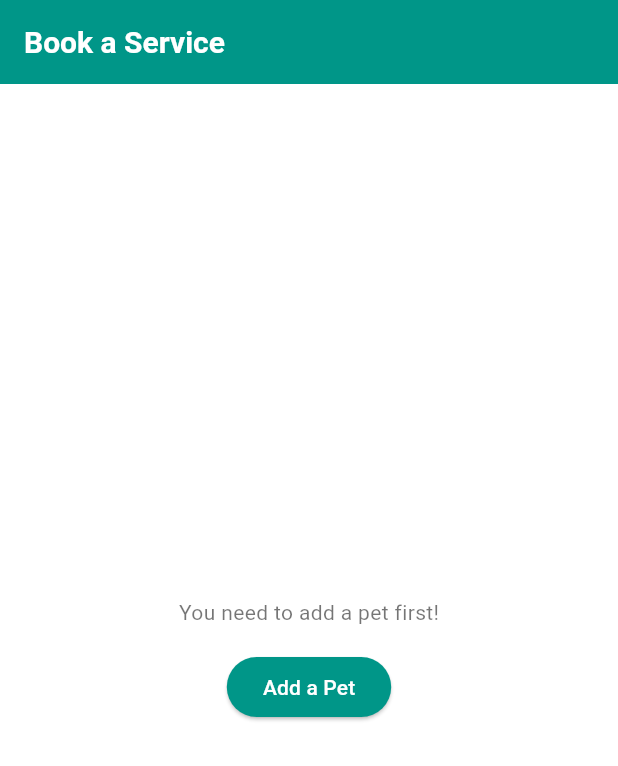
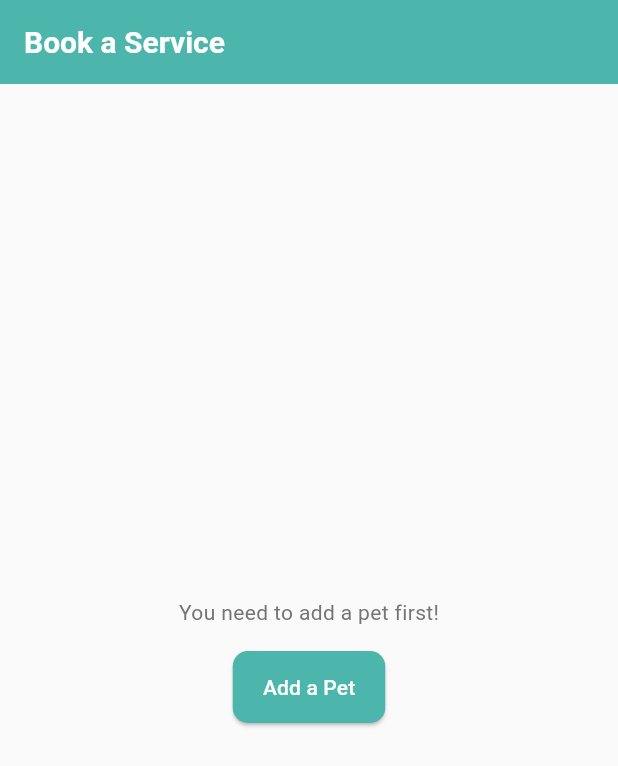
Before and after one commit to AMuthua/pawpal_1_0, a Flutter app: the BookServiceScreen screen opened by its route, on a phone screen of 412 x 824 dp. Shown: the top 766 px of the screen. Run offline on Flutter 3.47's test engine with Material 3 defaults, Android fonts, the phone set to English and light mode, and no system bars; our stand-ins replace email_validator, flutter_dotenv, go_router, shared_preferences, supabase_flutter; accounts and stored records are empty.

Commit message:
Update to UI

```diff
--- a/lib/theme/app_themes.dart
+++ b/lib/theme/app_themes.dart
@@ -2,116 +2,173 @@
 import 'package:flutter/material.dart';
 
 class AppThemes {
+  // Define our new calming primary color for Light Theme
+  // This is a custom muted blue-green/seafoam color
+  static const Color _lightPrimaryColor = Color(0xFF80CBC4); // A soft, calming teal/mint
+  static const Color _lightPrimaryColorDarker = Color(0xFF4DB6AC); // A slightly darker shade for primary in light theme
+
+  // Define our new primary color for Dark Theme
+  static const Color _darkPrimaryColor = Color(0xFF00796B); // A deep, rich teal for dark mode
+
+  // Define our new calming secondary/accent color for Light Theme
+  static const Color _lightSecondaryColor = Color(0xFFFFCC80); // A soft, muted amber/peach
+  // Define our new secondary/accent color for Dark Theme
+  static const Color _darkSecondaryColor = Color(0xFFFFF176); // A slightly brighter amber for dark mode
+
   // Light Theme
   static final ThemeData lightTheme = ThemeData(
     brightness: Brightness.light,
-    primaryColor: Colors.teal, // Your app's primary color
-    // accentColor: Colors.deepOrangeAccent, // Deprecated in newer Flutter versions, use colorScheme.secondary
+    // Use Material 3 theming for modern components
+    useMaterial3: true,
+
+    // Define the primary color directly for widgets that might still use it
+    primaryColor: _lightPrimaryColorDarker,
+
+    // Define the main ColorScheme for light mode
     colorScheme: ColorScheme.light(
-      primary: Colors.teal,
-      secondary: Colors.deepOrangeAccent, // Accent color
-      onPrimary: Colors.white, // Text/icon color on primary
-      onSecondary: Colors.white, // Text/icon color on secondary
-      surface: Colors.white, // Card, dialog backgrounds
-      onSurface: Colors.black87, // Text/icon color on surface
-      background: Colors.white, // Scaffold background
-      onBackground: Colors.black87, // Text/icon color on background
+      primary: _lightPrimaryColorDarker, // Main accent color for key elements
+      onPrimary: Colors.white, // Text/icons on primary color
+      secondary: _lightSecondaryColor, // Complementary accent color
+      onSecondary: Colors.black87, // Text/icons on secondary color
+      surface: Colors.white, // Background for cards, sheets, dialogs
+      onSurface: Colors.black87, // Text/icons on surface
+      background: Colors.grey[50]!, // A very subtle off-white for main background
+      onBackground: Colors.black87, // Text/icons on background
       error: Colors.red,
       onError: Colors.white,
     ),
-    scaffoldBackgroundColor: Colors.white,
-    appBarTheme: const AppBarTheme(
-      color: Colors.teal, // AppBar background color
+    scaffoldBackgroundColor: Colors.grey[50], // Very light grey background
+
+    appBarTheme: AppBarTheme(
+      color: _lightPrimaryColorDarker, // AppBar background color
       foregroundColor: Colors.white, // AppBar title/icon color
-      iconTheme: IconThemeData(color: Colors.white),
-      titleTextStyle: TextStyle(color: Colors.white, fontSize: 20, fontWeight: FontWeight.bold),
+      iconTheme: const IconThemeData(color: Colors.white),
+      titleTextStyle: const TextStyle(color: Colors.white, fontSize: 20, fontWeight: FontWeight.bold),
     ),
-    cardColor: Colors.white,
-    buttonTheme: const ButtonThemeData(
-      buttonColor: Colors.teal,
-      textTheme: ButtonTextTheme.primary,
-    ),
+
+    cardColor: Colors.white, // White card backgrounds
+
     elevatedButtonTheme: ElevatedButtonThemeData(
       style: ElevatedButton.styleFrom(
-        foregroundColor: Colors.white, // Text/icon color
-        backgroundColor: Colors.teal, // Button background color
+        foregroundColor: Colors.white, // Text/icon color on button
+        backgroundColor: _lightPrimaryColorDarker, // Button background color
+        shape: RoundedRectangleBorder(borderRadius: BorderRadius.circular(10.0)), // Softer corners
+        padding: const EdgeInsets.symmetric(vertical: 14.0, horizontal: 20.0), // Comfortable padding
       ),
     ),
     textButtonTheme: TextButtonThemeData(
-      style: TextButton.styleFrom(foregroundColor: Colors.teal),
+      style: TextButton.styleFrom(
+        foregroundColor: _lightPrimaryColorDarker, // Text color for TextButtons
+      ),
     ),
     outlinedButtonTheme: OutlinedButtonThemeData(
       style: OutlinedButton.styleFrom(
-        foregroundColor: Colors.teal, // Text color
-        side: const BorderSide(color: Colors.teal), // Border color
+        foregroundColor: _lightPrimaryColorDarker, // Text color for OutlinedButtons
+        side: BorderSide(color: _lightPrimaryColorDarker), // Border color
+        shape: RoundedRectangleBorder(borderRadius: BorderRadius.circular(10.0)),
+        padding: const EdgeInsets.symmetric(vertical: 14.0, horizontal: 20.0),
       ),
     ),
-    floatingActionButtonTheme: const FloatingActionButtonThemeData(
-      backgroundColor: Colors.teal,
-      foregroundColor: Colors.white,
+    floatingActionButtonTheme: FloatingActionButtonThemeData(
+      backgroundColor: _lightSecondaryColor, // FAB background
+      foregroundColor: Colors.black87, // FAB icon color (contrasts with light accent)
     ),
-    textTheme: const TextTheme(
-      bodyLarge: TextStyle(color: Colors.black87), // Default text color
-      bodyMedium: TextStyle(color: Colors.black54),
-      titleLarge: TextStyle(color: Colors.black87),
-      // ... define other text styles as needed
+
+    // Define text theme colors for light mode (dark text on light backgrounds)
+    textTheme: TextTheme(
+      displayLarge: TextStyle(color: Colors.grey[900]),
+      displayMedium: TextStyle(color: Colors.grey[900]),
+      displaySmall: TextStyle(color: Colors.grey[900]), // For summary card numbers
+      headlineLarge: TextStyle(color: Colors.grey[900]),
+      headlineMedium: TextStyle(color: Colors.grey[800]), // For "Hello $name"
+      headlineSmall: TextStyle(color: Colors.grey[800]),
+      titleLarge: TextStyle(color: Colors.grey[800]),   // For "Your Pet Overview" / "Booking Details"
+      titleMedium: TextStyle(color: Colors.grey[700]),
+      titleSmall: TextStyle(color: Colors.grey[700]),
+      bodyLarge: TextStyle(color: Colors.grey[700]),    // Default text color for general content
+      bodyMedium: TextStyle(color: Colors.grey[600]),
+      bodySmall: TextStyle(color: Colors.grey[600]),
+      labelLarge: TextStyle(color: Colors.grey[800]),
+      labelMedium: TextStyle(color: Colors.grey[700]),
+      labelSmall: TextStyle(color: Colors.grey[600]),
     ),
-    // Add more customizations for light theme
   );
 
   // Dark Theme
   static final ThemeData darkTheme = ThemeData(
     brightness: Brightness.dark,
-    primaryColor: Colors.teal[800], // Darker primary color
+    useMaterial3: true,
+
+    // Define the primary color directly for widgets that might still use it
+    primaryColor: _darkPrimaryColor,
+
+    // Define the main ColorScheme for dark mode
     colorScheme: ColorScheme.dark(
-      primary: Colors.teal[800]!,
-      secondary: Colors.orange[700]!, // Accent color for dark mode
+      primary: _darkPrimaryColor, // Main accent color for key elements
       onPrimary: Colors.white,
-      onSecondary: Colors.white,
-      surface: Colors.grey[850]!, // Darker card, dialog backgrounds
-      onSurface: Colors.white70,
-      background: Colors.grey[900]!, // Dark scaffold background
-      onBackground: Colors.white70,
+      secondary: _darkSecondaryColor, // Complementary accent color
+      onSecondary: Colors.black87, // Text/icons on secondary color
+      surface: Colors.grey[850]!, // Darker surface for cards, dialogs
+      onSurface: Colors.white70, // Lighter text/icons on dark surfaces
+      background: Colors.grey[900]!, // Deep dark gray background
+      onBackground: Colors.white70, // Lighter text/icons on dark backgrounds
       error: Colors.redAccent,
       onError: Colors.white,
     ),
-    scaffoldBackgroundColor: Colors.grey[900],
+    scaffoldBackgroundColor: Colors.grey[900], // Deep dark grey background
+
     appBarTheme: AppBarTheme(
-      color: Colors.grey[850], // Darker AppBar background color
+      color: Colors.grey[850], // AppBar background color (darker than primary for separation)
       foregroundColor: Colors.white,
       iconTheme: const IconThemeData(color: Colors.white),
       titleTextStyle: const TextStyle(color: Colors.white, fontSize: 20, fontWeight: FontWeight.bold),
     ),
-    cardColor: Colors.grey[850],
-    buttonTheme: ButtonThemeData(
-      buttonColor: Colors.teal[800],
-      textTheme: ButtonTextTheme.primary,
-    ),
+
+    cardColor: Colors.grey[850], // Darker card backgrounds
+
     elevatedButtonTheme: ElevatedButtonThemeData(
       style: ElevatedButton.styleFrom(
         foregroundColor: Colors.white,
-        backgroundColor: Colors.teal[800],
+        backgroundColor: _darkPrimaryColor, // Darker green for buttons
+        shape: RoundedRectangleBorder(borderRadius: BorderRadius.circular(10.0)),
+        padding: const EdgeInsets.symmetric(vertical: 14.0, horizontal: 20.0),
       ),
     ),
     textButtonTheme: TextButtonThemeData(
-      style: TextButton.styleFrom(foregroundColor: Colors.teal[400]),
+      style: TextButton.styleFrom(
+        foregroundColor: _darkPrimaryColor,
+      ),
     ),
     outlinedButtonTheme: OutlinedButtonThemeData(
       style: OutlinedButton.styleFrom(
-        foregroundColor: Colors.teal[400],
-        side: BorderSide(color: Colors.teal[400]!),
+        foregroundColor: _darkPrimaryColor,
+        side: BorderSide(color: _darkPrimaryColor),
+        shape: RoundedRectangleBorder(borderRadius: BorderRadius.circular(10.0)),
+        padding: const EdgeInsets.symmetric(vertical: 14.0, horizontal: 20.0),
       ),
     ),
     floatingActionButtonTheme: FloatingActionButtonThemeData(
-      backgroundColor: Colors.teal[800],
-      foregroundColor: Colors.white,
+      backgroundColor: const Color.fromARGB(255, 80, 182, 50), // FAB background
+      foregroundColor: Colors.black87, // FAB icon color
     ),
-    textTheme: const TextTheme(
-      bodyLarge: TextStyle(color: Colors.white70), // Default text color for dark mode
-      bodyMedium: TextStyle(color: Colors.white54),
-      titleLarge: TextStyle(color: Colors.white),
-      // ... define other text styles as needed
+
+    // Define text theme colors for dark mode (light text on dark backgrounds)
+    textTheme: TextTheme(
+      displayLarge: TextStyle(color: Colors.white),
+      displayMedium: TextStyle(color: Colors.white),
+      displaySmall: TextStyle(color: Colors.white70), // For summary card numbers
+      headlineLarge: TextStyle(color: Colors.white),
+      headlineMedium: TextStyle(color: Colors.white70),
+      headlineSmall: TextStyle(color: Colors.white70),
+      titleLarge: TextStyle(color: Colors.white70),
+      titleMedium: TextStyle(color: Colors.white60),
+      titleSmall: TextStyle(color: Colors.white60),
+      bodyLarge: TextStyle(color: Colors.white70),
+      bodyMedium: TextStyle(color: Colors.white60),
+      bodySmall: TextStyle(color: Colors.white60),
+      labelLarge: TextStyle(color: Colors.white70),
+      labelMedium: TextStyle(color: Colors.white60),
+      labelSmall: TextStyle(color: Colors.white60),
     ),
-    // Add more customizations for dark theme
   );
 }
```
